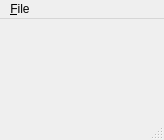
First picture: the form in src/mainwindow.ui, repository ixotum/ksilit_qt, before the edit.
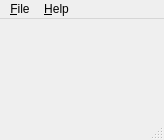
Second picture: the form after the edit.

Commit message: MAJOR CHANGE: Help->About option added

What changed in the file:
```diff
--- a/src/mainwindow.ui
+++ b/src/mainwindow.ui
@@ -29,7 +29,14 @@
     </property>
     <addaction name="action_Quit"/>
    </widget>
+   <widget class="QMenu" name="menu_Help">
+    <property name="title">
+     <string>&amp;Help</string>
+    </property>
+    <addaction name="action_About"/>
+   </widget>
    <addaction name="menu_File"/>
+   <addaction name="menu_Help"/>
   </widget>
   <widget class="QStatusBar" name="statusbar"/>
   <action name="action_Quit">
```
Left out of the diff: 5 changed lines with no effect on the pictures. The commit also changes 4 other files.
